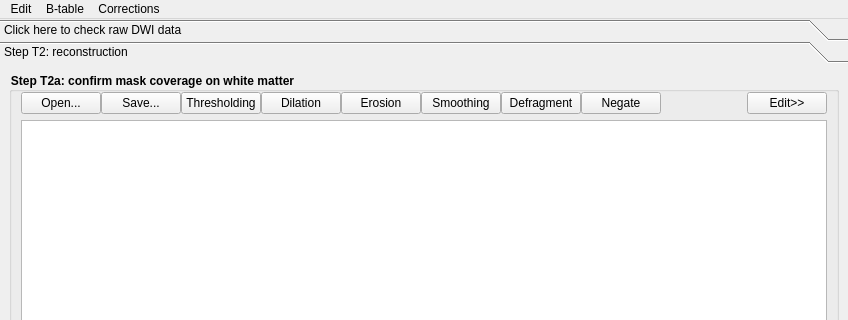
First picture: the form in reconstruction/reconstruction_window.ui, repository frankyeh/DSI-Studio, before the edit; both pictures show x 0 to 848 and y 0 to 320 of the 848 by 706 pixel window.
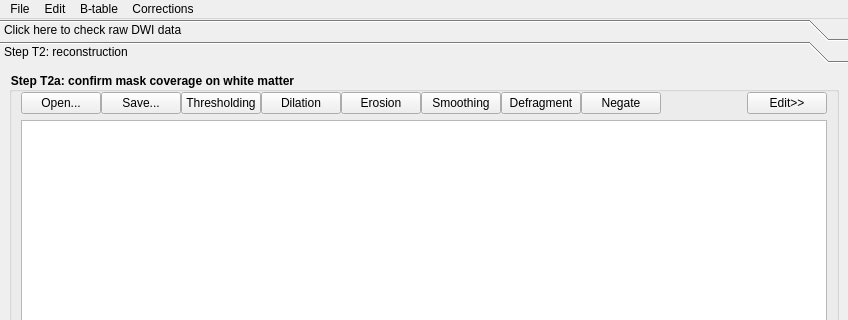
Second picture: the form after the edit. Icons and pictures are not drawn.

Patch:
```diff
--- a/reconstruction/reconstruction_window.ui
+++ b/reconstruction/reconstruction_window.ui
@@ -1018,6 +1018,15 @@
      <height>21</height>
     </rect>
    </property>
+   <widget class="QMenu" name="menuFile">
+   <property name="title">
+    <string>File</string>
+   </property>
+   <addaction name="actionSave_SRC_file_as"/>
+   <addaction name="actionSave_4D_nifti"/>
+   <addaction name="actionSave_b0"/>
+   <addaction name="actionSave_DWI_sum"/>
+   </widget>
    <widget class="QMenu" name="menuB_table">
     <property name="title">
      <string>B-table</string>
@@ -1063,6 +1072,7 @@
     <addaction name="actionReplace_b0_by_T2W_image"/>
     <addaction name="actionEnable_TEST_features"/>
    </widget>
+   <addaction name="menuFile"/>
    <addaction name="menuEdit"/>
    <addaction name="menuB_table"/>
    <addaction name="menuCorrections"/>
```
